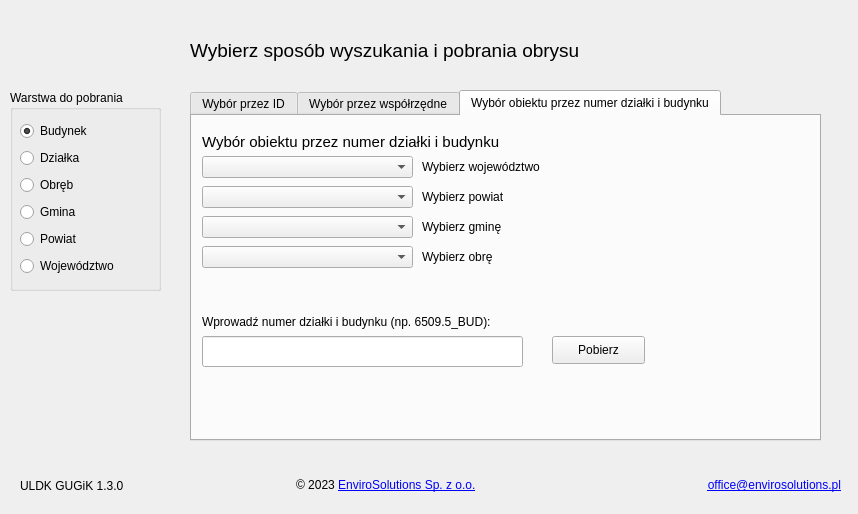
The window that uldk_gugik_dialog_base.ui (envirosolutionspl/uldk_gugik) describes before a commit, drawn with Qt 5.
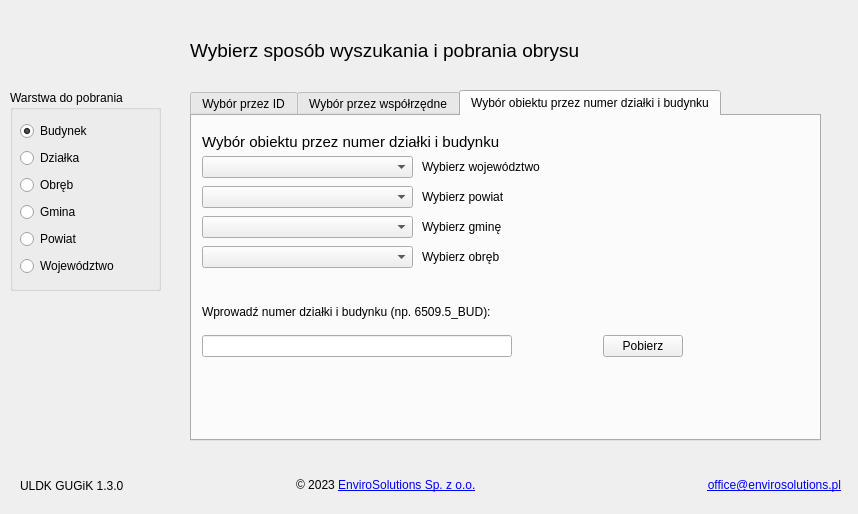
The same window after the commit. The open tabs and pages were chosen to show the change. Icons and pictures are not drawn. Custom widgets are drawn as their Qt base class.

Commit message: Modyfikacja interfejsu wtyczki pt. 2

```diff
--- a/uldk_gugik_dialog_base.ui
+++ b/uldk_gugik_dialog_base.ui
@@ -384,27 +384,11 @@
       <string>Wybór obiektu przez numer działki i budynku</string>
      </property>
     </widget>
-    <widget class="QPushButton" name="btn_download_tab3">
-     <property name="enabled">
-      <bool>true</bool>
-     </property>
-     <property name="geometry">
-      <rect>
-       <x>360</x>
-       <y>220</y>
-       <width>93</width>
-       <height>28</height>
-      </rect>
-     </property>
-     <property name="text">
-      <string>Pobierz</string>
-     </property>
-    </widget>
     <widget class="QLabel" name="label_13">
      <property name="geometry">
       <rect>
        <x>10</x>
-       <y>180</y>
+       <y>170</y>
        <width>421</width>
        <height>51</height>
       </rect>
@@ -413,19 +397,6 @@
       <string>Wprowadź numer działki i budynku (np. 6509.5_BUD):</string>
      </property>
     </widget>
-    <widget class="QLineEdit" name="edit_id_3">
-     <property name="geometry">
-      <rect>
-       <x>10</x>
-       <y>220</y>
-       <width>321</width>
-       <height>31</height>
-      </rect>
-     </property>
-     <property name="text">
-      <string/>
-     </property>
-    </widget>
     <widget class="QComboBox" name="wojcomboBox">
      <property name="geometry">
       <rect>
@@ -471,10 +442,16 @@
       <rect>
        <x>230</x>
        <y>40</y>
-       <width>121</width>
+       <width>371</width>
        <height>21</height>
       </rect>
      </property>
+     <property name="minimumSize">
+      <size>
+       <width>300</width>
+       <height>0</height>
+      </size>
+     </property>
      <property name="text">
       <string>Wybierz województwo</string>
      </property>
@@ -484,10 +461,16 @@
       <rect>
        <x>230</x>
        <y>70</y>
-       <width>91</width>
+       <width>341</width>
        <height>21</height>
       </rect>
      </property>
+     <property name="minimumSize">
+      <size>
+       <width>300</width>
+       <height>0</height>
+      </size>
+     </property>
      <property name="text">
       <string>Wybierz powiat</string>
      </property>
@@ -497,10 +480,16 @@
       <rect>
        <x>230</x>
        <y>100</y>
-       <width>81</width>
+       <width>300</width>
        <height>21</height>
       </rect>
      </property>
+     <property name="minimumSize">
+      <size>
+       <width>300</width>
+       <height>0</height>
+      </size>
+     </property>
      <property name="text">
       <string>Wybierz gminę</string>
      </property>
@@ -510,14 +499,68 @@
       <rect>
        <x>230</x>
        <y>130</y>
-       <width>71</width>
+       <width>300</width>
        <height>21</height>
       </rect>
      </property>
+     <property name="minimumSize">
+      <size>
+       <width>300</width>
+       <height>0</height>
+      </size>
+     </property>
      <property name="text">
       <string>Wybierz obręb</string>
      </property>
     </widget>
+    <widget class="QWidget" name="horizontalLayoutWidget_3">
+     <property name="geometry">
+      <rect>
+       <x>10</x>
+       <y>210</y>
+       <width>481</width>
+       <height>41</height>
+      </rect>
+     </property>
+     <layout class="QHBoxLayout" name="horizontalLayout_3">
+      <item>
+       <widget class="QLineEdit" name="edit_id_3">
+        <property name="minimumSize">
+         <size>
+          <width>310</width>
+          <height>0</height>
+         </size>
+        </property>
+        <property name="text">
+         <string/>
+        </property>
+       </widget>
+      </item>
+      <item>
+       <spacer name="horizontalSpacer_2">
+        <property name="orientation">
+         <enum>Qt::Horizontal</enum>
+        </property>
+        <property name="sizeHint" stdset="0">
+         <size>
+          <width>20</width>
+          <height>20</height>
+         </size>
+        </property>
+       </spacer>
+      </item>
+      <item>
+       <widget class="QPushButton" name="btn_download_tab3">
+        <property name="enabled">
+         <bool>true</bool>
+        </property>
+        <property name="text">
+         <string>Pobierz</string>
+        </property>
+       </widget>
+      </item>
+     </layout>
+    </widget>
    </widget>
   </widget>
   <widget class="QGroupBox" name="groupBox">
```
Left out of the diff: 149 changed lines with no effect on the pictures.
